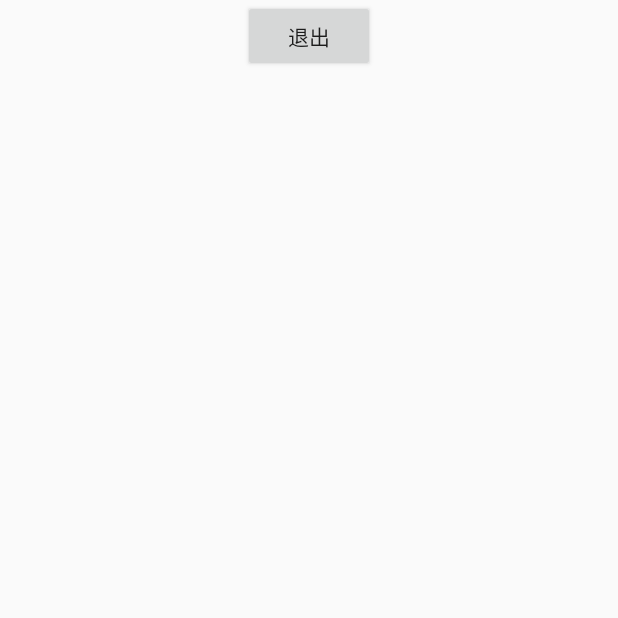
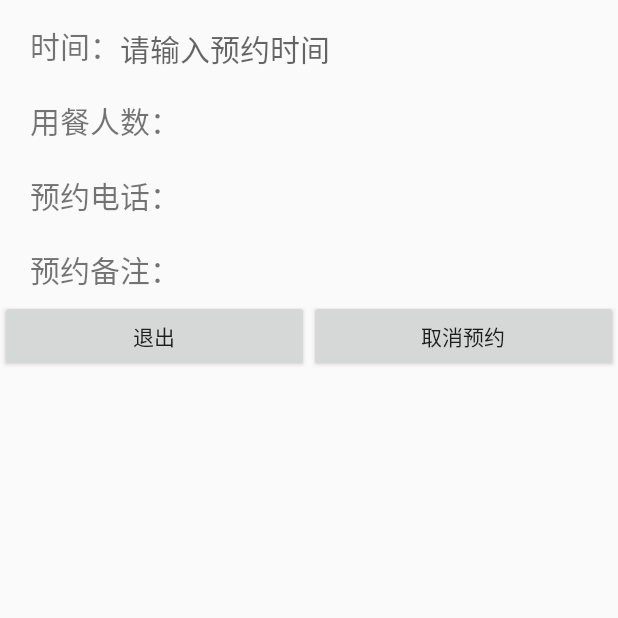
Before and after one commit to casualleftZ/shousi-master, an Android app: the Orderfinish screen opened directly, with no data from a screen before it, on a phone screen of 412 x 824 dp, the top half of it. Run offline under Robolectric (Android 15) with nearby library versions, the light colour scheme and no system bars; 5 statements that could not run were skipped.

Commit message:
完善预约

```diff
--- a/app/src/main/java/comqwera/mingrisoft/shousi/DAO/DBOPenHelper.java
+++ b/app/src/main/java/comqwera/mingrisoft/shousi/DAO/DBOPenHelper.java
@@ -16,7 +16,7 @@ public class DBOPenHelper extends SQLiteOpenHelper {
     @Override
     public void onCreate(SQLiteDatabase db) {
         db.execSQL ("create table myuser(u_id int primary key,u_loginid int,u_nickname varchar(30),u_password varchar(31),u_phone varchar(11)," +
-                "u_sex bit,u_headportrait varchar(100),u_vip bit,u_address varchar(100))");//创建用户信息表
+                "u_sex bit,u_headportrait varchar(100),u_vip bit,u_address varchar(100),u_phone2 varchar(11))");//创建用户信息表
         db.execSQL ("create table restaurant(r_id int primary key,r_password varchar(20),r_name varchar(12),r_opentime date,r_address varchar(30),r_phone varchar(11)," +
                 "r_discription varchar(100))");//创建商家信息表
         db.execSQL ("create table food(f_id int primary key,f_name varchar(12),f_url varchar(100),f_price float,f_dprice float,f_sellcount float)");//菜品表
--- a/app/src/main/java/comqwera/mingrisoft/shousi/DAO/Login1DAO.java
+++ b/app/src/main/java/comqwera/mingrisoft/shousi/DAO/Login1DAO.java
@@ -25,7 +25,7 @@ public class Login1DAO {
                 new Object[]
                         {
                          login1.getZt_id(),login1.getZt(),
-                                login1.getOr_id(),login1.getZt_id()
+                          login1.getU_id(),login1.getOr_id()
                         });
     }
     /**
@@ -40,8 +40,8 @@ public class Login1DAO {
         db.execSQL ("update login1 set zt=?,u_id=?,or_id=? where zt_id=?",
                 new Object[]
                         {
-                                login1.getZt_id(),login1.getZt(),
-                                login1.getOr_id(),login1.getU_id()
+                                login1.getZt(),login1.getU_id(),
+                                login1.getOr_id(),login1.getZt_id()
                         });
     }
 
--- a/app/src/main/java/comqwera/mingrisoft/shousi/DAO/OnlineorderDAO.java
+++ b/app/src/main/java/comqwera/mingrisoft/shousi/DAO/OnlineorderDAO.java
@@ -32,7 +32,7 @@ public class OnlineorderDAO {
                         onlineorder.getD_id (),
                         onlineorder.getOr_sum (),
                         onlineorder.getOr_time(),
-                        onlineorder.getOr_memo ()//在线预订
+                        onlineorder.getOr_memo ()
                 });
     }
     /**
--- a/app/src/main/java/comqwera/mingrisoft/shousi/activity/activity/Login.java
+++ b/app/src/main/java/comqwera/mingrisoft/shousi/activity/activity/Login.java
@@ -83,10 +83,11 @@ public class Login extends Activity {
                             }
                             else {
                                 Login1 login1=new Login1();
-                                login1.setOr_id(0);
+
                                 login1.setU_id(id);
                                 login1.setZt_id(1);
                                 login1.setZt(1);
+                                login1.setOr_id(0);
                                 login1DAO.update(login1);
 
                             }
--- a/app/src/main/java/comqwera/mingrisoft/shousi/activity/activity/Orderfinish.java
+++ b/app/src/main/java/comqwera/mingrisoft/shousi/activity/activity/Orderfinish.java
@@ -1,12 +1,93 @@
 package comqwera.mingrisoft.shousi.activity.activity;
 
 import android.app.Activity;
+import android.content.Intent;
 import android.os.Bundle;
+import android.support.v4.app.Fragment;
+import android.support.v4.app.FragmentTransaction;
+import android.support.v4.widget.TextViewCompat;
+import android.view.View;
+import android.widget.Button;
+import android.widget.TextView;
+import android.widget.Toast;
+import comqwera.mingrisoft.shousi.DAO.Login1DAO;
+import comqwera.mingrisoft.shousi.DAO.OnlineorderDAO;
+import comqwera.mingrisoft.shousi.activity.fragment.*;
+import comqwera.mingrisoft.shousi.model.Login1;
+import comqwera.mingrisoft.shousi.model.Onlineorder;
+
+import java.util.ArrayList;
 
 public class Orderfinish extends Activity {
+    private String Time;     //时间
+    private String People;   //人数
+    private String Beizhu;   //备注
+    private String Phone;    //预留电话
+    private TextView timetext;   //获取文本框
+    private TextView peopletext;
+    private TextView phonetext;
+    private TextView or_memotext;
+    private int u_id;     //定义账号id
+    private Button tuichuyuyueButton;
+    private Button quxiaoyuyueButton;
+
     protected void onCreate(Bundle savedInstanceState) {
-
         super.onCreate(savedInstanceState);
         setContentView(R.layout.orderfinish);
+        final OnlineorderDAO onlineorderDAO = new OnlineorderDAO(Orderfinish.this);
+        final Login1DAO login1DAO = new Login1DAO(Orderfinish.this);
+        u_id = login1DAO.find(1).getU_id();   //获取账号id
+
+        Phone = onlineorderDAO.find2(u_id).getOr_phone();
+        Beizhu = onlineorderDAO.find2(u_id).getOr_memo();
+        Time = onlineorderDAO.find2(u_id).getOr_time();
+        People = onlineorderDAO.find2(u_id).getOr_sum();
+
+        timetext = (TextView) findViewById(R.id.timeText);
+        peopletext = (TextView) findViewById(R.id.peopletext);
+        phonetext = (TextView) findViewById(R.id.phonetext);
+        or_memotext = (TextView) findViewById(R.id.or_memotext);
+
+        timetext.setText(Time);
+        peopletext.setText(People);
+        phonetext.setText(Phone);
+        or_memotext.setText(Beizhu);
+
+        tuichuyuyueButton = (Button) findViewById(R.id.tuichubuyuyuetton);
+        quxiaoyuyueButton = (Button) findViewById(R.id.quxiaoyuyue);
+
+        tuichuyuyueButton.setOnClickListener(new View.OnClickListener() {
+            @Override
+            public void onClick(View v) {
+//               Intent a=new Intent(Orderfinish.this,MainActivity.class);
+//                a.putExtra("id",2);
+//                startActivity(a);
+               Orderfinish.this.finish();
+            }
+        });
+        quxiaoyuyueButton.setOnClickListener(new View.OnClickListener() {
+            @Override
+            public void onClick(View v) {
+                Login1DAO login1DAO1=new Login1DAO(Orderfinish.this);
+                if(login1DAO.find(1).getOr_id()==1){
+                onlineorderDAO.detele(1);
+                Login1 login1=new Login1();
+                login1.setZt_id(1);
+                login1.setU_id(login1DAO.find(1).getU_id());
+                login1.setZt(login1DAO.find(1).getZt());
+                login1.setOr_id(0);         //预约状态
+                login1DAO.update(login1);
+                Toast.makeText(Orderfinish.this, "取消预约成功", Toast.LENGTH_SHORT).show();}
+                else{
+                    Toast.makeText(Orderfinish.this, "未预约", Toast.LENGTH_SHORT).show();}
+//                Intent a=new Intent(Orderfinish.this,MainActivity.class);
+//                a.putExtra("id",2);
+//                startActivity(a);
+
+                Orderfinish.this.finish();
+            }
+        });
     }
+
+
 }
--- a/app/src/main/java/comqwera/mingrisoft/shousi/activity/activity/Zhuce.java
+++ b/app/src/main/java/comqwera/mingrisoft/shousi/activity/activity/Zhuce.java
@@ -79,7 +79,7 @@ public class Zhuce extends Activity {
                 }
                 else {
                     Myuser myuser=new Myuser (myuserDAO.getMaxId ()+1,u_loginid+1,username,
-                            pwd,phonenumber,null,null,null,null);
+                            pwd,phonenumber,null,null,null,null,null);
                     myuserDAO.add (myuser);
                     Toast.makeText (Zhuce.this,"注册成功",Toast.LENGTH_SHORT).show ();
                     Intent i = new Intent (Zhuce.this,Login.class);
--- a/app/src/main/res/layout/order.xml
+++ b/app/src/main/res/layout/order.xml
@@ -26,6 +26,7 @@
                 android:layout_height="wrap_content"
                 android:hint="请输入预约时间"
                 android:id="@+id/time"
+                android:inputType="datetime"
         />
     </LinearLayout>
     <LinearLayout
--- a/app/src/main/res/layout/orderfinish.xml
+++ b/app/src/main/res/layout/orderfinish.xml
@@ -4,6 +4,92 @@
               android:layout_height="match_parent"
               android:orientation="vertical"
 >
+    <LinearLayout
+            android:layout_width="wrap_content"
+            android:layout_height="40dp"
+            android:orientation="horizontal"
+            android:layout_marginTop="10dp">
+        <TextView
+                android:layout_marginTop="5dp"
+                android:layout_marginLeft="20dp"
+                android:layout_width="wrap_content"
+                android:layout_height="wrap_content"
+                android:text="时间："
+                android:textSize="20dp"
+        />
+        <TextView
+                android:layout_marginTop="5dp"
+                android:layout_width="291dp"
+                android:layout_height="wrap_content"
+                android:hint="请输入预约时间"
+                android:id="@+id/timeText"
+                android:textSize="20dp"
+        />
+    </LinearLayout>
+    <LinearLayout
+            android:layout_width="wrap_content"
+            android:layout_height="40dp"
+            android:orientation="horizontal"
+            android:layout_marginTop="10dp">
+        <TextView
+                android:layout_marginLeft="20dp"
+                android:layout_width="wrap_content"
+                android:layout_height="wrap_content"
+                android:textSize="20dp"
+                android:layout_marginTop="5dp"
+                android:text="用餐人数："/>
+        <TextView
+                android:layout_width="291dp"
+                android:layout_height="wrap_content"
+                android:id="@+id/peopletext"
+                android:textSize="20dp"
+                android:layout_marginTop="5dp"
+        />
+    </LinearLayout>
+    <LinearLayout
+            android:layout_width="wrap_content"
+            android:layout_height="40dp"
+            android:orientation="horizontal"
+            android:layout_marginTop="10dp"
+    >
+        <TextView
+                android:layout_marginLeft="20dp"
+                android:layout_width="wrap_content"
+                android:layout_height="wrap_content"
+                android:text="预约电话："
+                android:textSize="20dp"
+                android:layout_marginTop="5dp"/>
+        <TextView
+                android:layout_width="291dp"
+                android:textSize="20dp"
+                android:layout_marginTop="5dp"
+                android:layout_height="wrap_content"
+                android:id="@+id/phonetext"
+        />
+    </LinearLayout>
+    <LinearLayout
+            android:layout_width="wrap_content"
+            android:layout_height="40dp"
+            android:orientation="horizontal"
+            android:layout_marginTop="10dp">
+        <TextView
+                android:layout_marginLeft="20dp"
+                android:layout_width="wrap_content"
+                android:layout_height="wrap_content"
+                android:text="预约备注："
+                android:layout_gravity="center"
+                android:textSize="20dp"
+                android:layout_marginTop="0dp"
+        />
+        <TextView
+                android:layout_width="291dp"
+                android:layout_height="wrap_content"
+                android:textSize="20dp"
+                android:layout_marginTop="0dp"
+                android:id="@+id/or_memotext"
+                android:layout_gravity="center"
+        />
+    </LinearLayout>
     <LinearLayout
             android:layout_width="fill_parent"
             android:layout_height="wrap_content"
@@ -12,8 +98,15 @@
     >
         <Button android:layout_width="wrap_content"
                 android:layout_height="wrap_content"
-                android:id="@+id/tuichubutton"
+                android:id="@+id/tuichubuyuyuetton"
+                android:layout_weight="1"
                 android:layout_gravity="center"
                 android:text="退出"/>
+        <Button android:layout_width="wrap_content"
+                android:layout_height="wrap_content"
+                android:text="取消预约"
+                android:id="@+id/quxiaoyuyue"
+                android:layout_weight="1"
+                android:layout_gravity="center"/>
     </LinearLayout>
 </LinearLayout>
--- a/banner/build.gradle
+++ b/banner/build.gradle
@@ -4,12 +4,12 @@ apply plugin: 'com.github.dcendents.android-maven'
 version = "1.4.10"
 
 android {
-    compileSdkVersion 25
+    compileSdkVersion 26
     buildToolsVersion '28.0.3'
 
     defaultConfig {
         minSdkVersion 11
-        targetSdkVersion 25
+        targetSdkVersion 26
         versionCode 41
         versionName version
     }
```
Also changed, not shown: app/src/main/java/comqwera/mingrisoft/shousi/DAO/MyuserDAO.java (+37 -9 lines), app/src/main/java/comqwera/mingrisoft/shousi/activity/activity/MainActivity.java (+38 -17 lines), app/src/main/java/comqwera/mingrisoft/shousi/activity/fragment/Order_fragment.java (+14 -12 lines), app/src/main/java/comqwera/mingrisoft/shousi/activity/fragment/User_fragment.java (+106 -43 lines), app/src/main/java/comqwera/mingrisoft/shousi/model/Myuser.java (+13 -4 lines).
